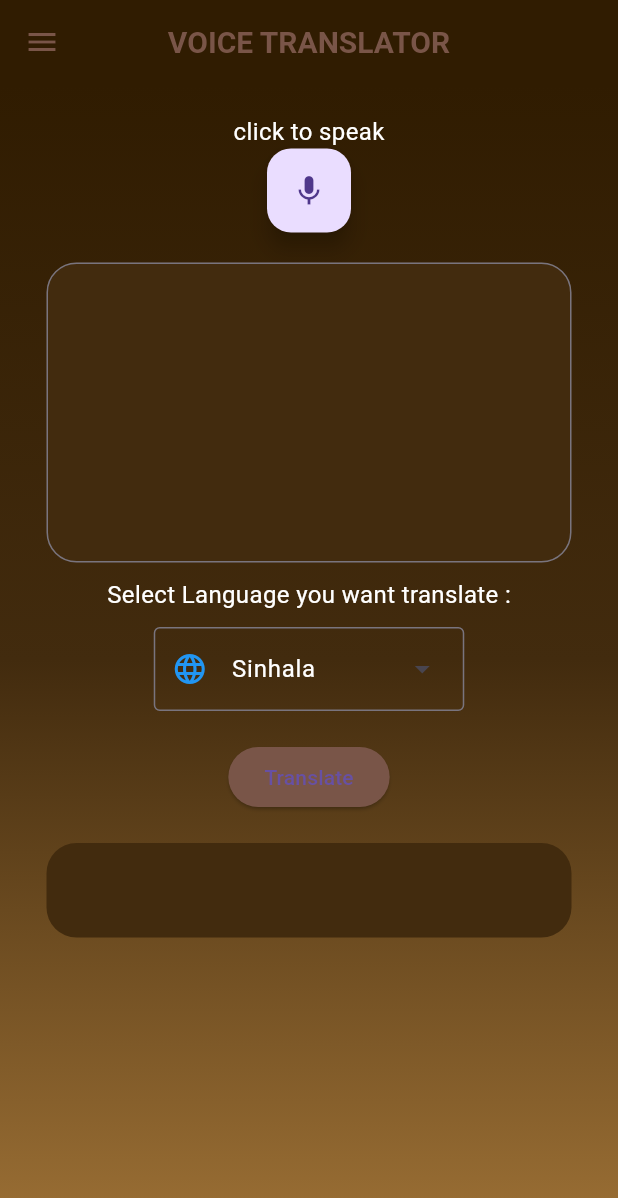
After one commit to ManujaDewmina/Unity-Talk, a Flutter app: the VoiceTranslatorScreen screen opened directly, after a tap on the "mic none" icon, on a phone screen of 412 x 824 dp. The commit adds this screen. Shown: the top 1198 px of the screen. Run offline on Flutter 3.47's test engine with Material 3 defaults, Android fonts, the phone set to English and light mode, and no system bars; drawn by our look-alikes of avatar_glow; our stand-ins replace cloud_firestore, firebase_auth, firebase_core, firebase_database, firebase_storage, font_awesome_flutter and 2 more; missing offline and left inert: google_mlkit_text_recognition, translator; accounts and stored records are empty.

Commit message:
version 3.0 - update Logo and name

```diff
--- a/lib/reusable_widgets/reusable_widget.dart
+++ b/lib/reusable_widgets/reusable_widget.dart
@@ -9,6 +9,7 @@ import '../Utils/color_utils.dart';
 import '../screen/ocr_screen.dart';
 import '../screen/post_image_translate_screen.dart';
 import '../screen/sign_in_screen.dart';
+import '../screen/voice_translator_screen.dart';
 
 Image logoWidget(String imageName) {
   return Image.asset(
@@ -280,7 +281,7 @@ Drawer mainDrawer(BuildContext context) {
             color: Colors.white,
           ),
           title: const Text(
-            'Translator',
+            'Text Translator',
             style: TextStyle(
               color: Colors.white, // White text color
             ),
@@ -308,6 +309,22 @@ Drawer mainDrawer(BuildContext context) {
                 MaterialPageRoute(builder: (context) => const OcrScreen()));
           },
         ),
+        // ListTile(
+        //   leading: const Icon(
+        //     Icons.volume_up,
+        //     color: Colors.white,
+        //   ),
+        //   title: const Text(
+        //     'Voice Translator',
+        //     style: TextStyle(
+        //       color: Colors.white, // White text color
+        //     ),
+        //   ),
+        //   onTap: () {
+        //     Navigator.push(context,
+        //         MaterialPageRoute(builder: (context) => const VoiceTranslatorScreen()));
+        //   },
+        // ),
         ListTile(
           leading: const Icon(
             Icons.find_in_page,
--- /dev/null
+++ b/lib/screen/voice_translator_screen.dart
@@ -0,0 +1,227 @@
+import 'dart:io';
+import 'package:flutter/material.dart';
+import 'package:ethic_app/reusable_widgets/reusable_widget.dart';
+import 'package:flutter/services.dart';
+import 'package:google_mlkit_text_recognition/google_mlkit_text_recognition.dart';
+import 'package:speech_to_text/speech_to_text.dart' as stt;
+import 'package:translator/translator.dart';
+import '../Utils/color_utils.dart';
+import 'package:avatar_glow/avatar_glow.dart';
+
+const List<String> list = <String>['Sinhala', 'English', 'Tamil'];
+
+class VoiceTranslatorScreen extends StatefulWidget {
+  const VoiceTranslatorScreen({Key? key}) : super(key: key);
+
+  @override
+  State<VoiceTranslatorScreen> createState() => _VoiceTranslatorScreen();
+}
+
+class _VoiceTranslatorScreen extends State<VoiceTranslatorScreen> {
+  File? image;
+  final _textRecognizer = TextRecognizer(script: TextRecognitionScript.latin);
+  String outText = '';
+  TextEditingController _textEditingController = TextEditingController();
+  GoogleTranslator translator = GoogleTranslator();
+  String selectedTargetLanguage = "si";
+  String translatedText = '';
+  late stt.SpeechToText _speech;
+  bool _isListening = false;
+  String text = 'click to speak';
+  double _confidence = 1.0;
+
+  Future<void> getText() async {
+    InputImage inputImage = InputImage.fromFile(image!);
+    final recognizedText = await _textRecognizer.processImage(inputImage);
+    setState(() {
+      outText = recognizedText.text;
+      _textEditingController = TextEditingController(text: outText);
+    });
+  }
+
+  void translateText()
+  {
+    translator.translate(_textEditingController.text, to: selectedTargetLanguage)
+        .then((output)
+    {
+      setState(() {
+        translatedText = output.text;
+      });
+    });
+  }
+
+  @override
+  void initState() {
+    super.initState();
+    _speech = stt.SpeechToText();
+  }
+
+  @override
+  Widget build(BuildContext context) {
+    return Scaffold(
+      appBar: AppBar(
+        backgroundColor: hexStringToColor("301c01"),
+        centerTitle: true,
+        foregroundColor: Colors.brown,
+        title: const Text(
+          "VOICE TRANSLATOR",
+          style: TextStyle(
+            fontSize: 20,
+            fontWeight: FontWeight.bold,
+            color: Colors.brown,
+          ),
+        ),
+      ),
+      body: Container(
+        width: MediaQuery.of(context).size.width,
+        height: MediaQuery.of(context).size.height,
+        decoration: BoxDecoration(
+            gradient: LinearGradient(colors: [
+              hexStringToColor("301c01"),
+              hexStringToColor("422b0e"),
+              hexStringToColor("9c7035"),
+            ], begin: Alignment.topCenter, end: Alignment.bottomCenter)),
+        child: Padding(
+          padding: const EdgeInsets.fromLTRB(20, 20, 20, 0),
+          child: SingleChildScrollView(
+            child: Column(
+              children: <Widget>[
+                Text(text,
+                  style: TextStyle(
+                      color: Colors.white,
+                      fontSize: 16
+                  ),
+                ),
+                AvatarGlow(
+                  animate: _isListening,
+                  glowColor: Theme.of(context).primaryColor,
+                  duration: const Duration(milliseconds: 2000),
+                  repeat: true,
+                  child: FloatingActionButton(
+                    onPressed: _listen,
+                    child: Icon(_isListening ? Icons.mic : Icons.mic_none),
+                  ),
+                ),
+                const SizedBox(
+                  height: 20,
+                ),
+                Container(
+                  width: 350,
+                  height: 200,
+                  decoration: BoxDecoration(
+                    color: hexStringToColor("422b0e"),
+                    borderRadius: const BorderRadius.all(Radius.circular(20.0)),
+                  ),
+                  child:
+                  TextField(
+                    controller: _textEditingController,
+                    maxLines: null,
+                    expands: true,
+                    style: const TextStyle(
+                        color: Colors.white
+                    ),
+                    decoration: const InputDecoration(
+                      border: OutlineInputBorder(
+                        borderRadius: BorderRadius.all(Radius.circular(20.0)),
+                      ),
+                    ),
+                  ),
+                ),
+                const SizedBox(height: 10,),
+                const Text('Select Language you want translate :',
+                  style: TextStyle(
+                      color: Colors.white,
+                      fontSize: 16
+                  ),
+                ),
+                const SizedBox(height: 10,),
+                Row(
+                  mainAxisAlignment: MainAxisAlignment.center,
+                  children: <Widget>[
+                    DropdownMenu<String>(
+                      leadingIcon: const Icon(
+                        Icons.language, // Custom icon
+                        color: Colors.blue,
+                      ),
+                      textStyle: const TextStyle(
+                          color: Colors.white
+                      ),
+                      initialSelection: list.first,
+                      onSelected: (String? value) {
+                        setState(() {
+                          if( value! == "Sinhala"){
+                            selectedTargetLanguage = "si";}
+                          else if( value == "English"){
+                            selectedTargetLanguage = "en";}
+                          else if( value == "Tamil"){
+                            selectedTargetLanguage = "ta";}
+                        });
+                      },
+                      dropdownMenuEntries: list.map<DropdownMenuEntry<String>>((String value) {
+                        return DropdownMenuEntry<String>(
+                            value: value,
+                            leadingIcon: const Icon(
+                              Icons.language, // Custom icon
+                              color: Colors.blue,
+                            ),
+                            label: value);
+                      }).toList(),
+                    )
+                  ],
+                ),
+                const SizedBox(height: 20),
+                ElevatedButton(
+                  onPressed: () {
+                    translateText();
+                  },
+                  style: ButtonStyle(
+                    backgroundColor: MaterialStateProperty.all<Color>(Colors.brown), // Set your desired button color here
+                  ),
+                  child: const Text('Translate'),
+                ),
+                const SizedBox(height: 20),
+                Container(
+                  width: 350,
+                  padding: const EdgeInsets.fromLTRB(20, 20, 20, 20),
+                  decoration: BoxDecoration(
+                    color: hexStringToColor("422b0e"),
+                    borderRadius: const BorderRadius.all(Radius.circular(20.0)),
+                  ),
+                  child:
+                  Text(
+                    translatedText,
+                    style: const TextStyle(fontSize: 16, color: Colors.white),
+                  ),
+                ),
+                const SizedBox(height: 20),
+              ],
+            ),
+          ),
+        ),
+      ),
+      drawer: mainDrawer(context),
+    );
+  }
+  void _listen() async {
+    if (!_isListening) {
+      bool available = await _speech.initialize(
+        onStatus: (val) => print('onStatus: $val'),
+        onError: (val) => print('onError: $val'),
+      );
+      if (available) {
+        setState(() => _isListening = true);
+        _speech.listen(
+          onResult: (val) => setState(() {
+            _textEditingController.text = val.recognizedWords;
+            if (val.hasConfidenceRating && val.confidence > 0) {
+              _confidence = val.confidence;
+            }
+          }),
+        );
+      }
+    } else {
+      setState(() => _isListening = false);
+      _speech.stop();
+    }
+  }
+}
```
Also changed, not shown: pubspec.yaml (+7 -0 lines), pubspec.lock, 6 other files.
